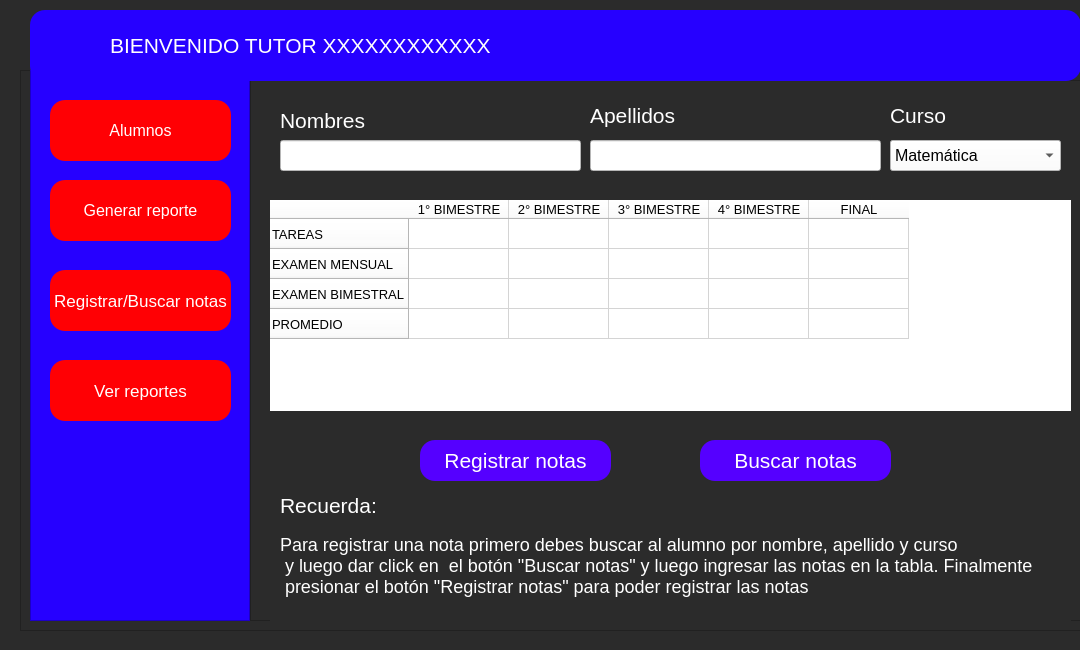
Before: the Qt Designer form entrar_tutor.ui in Giavic/Taller_de_software_TF, drawn with Qt 5.
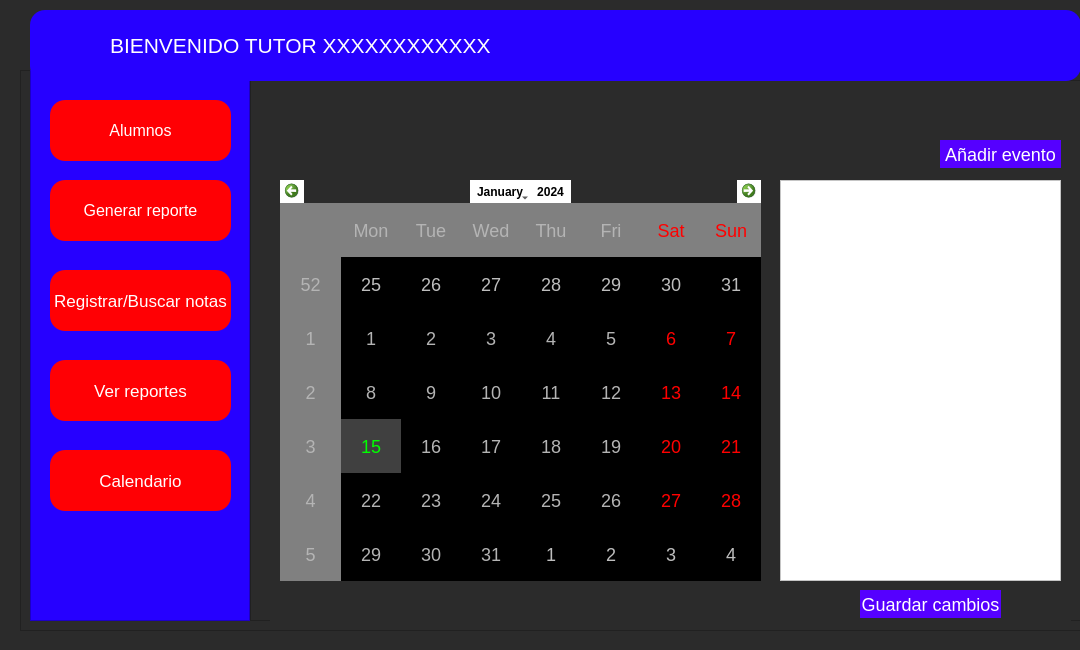
After: the same form once the commit is applied. Icons and pictures are not drawn.

Commit message: se agregó calendario

What changed in the file:
```diff
--- a/entrar_tutor.ui
+++ b/entrar_tutor.ui
@@ -292,6 +292,42 @@
       <string>Ver reportes</string>
      </property>
     </widget>
+    <widget class="QPushButton" name="pushButton_10">
+     <property name="geometry">
+      <rect>
+       <x>20</x>
+       <y>390</y>
+       <width>181</width>
+       <height>61</height>
+      </rect>
+     </property>
+     <property name="styleSheet">
+      <string notr="true">QFrame{
+background-color: rgb(0, 255, 234);
+	
+}
+
+QPushButton{
+background-color: rgb(255, 0, 4);
+color: rgb(255, 255, 255);
+border-radius:15px;
+font: 12pt;
+}
+
+QPushButton:hover{
+background-color: rgb(255, 255, 255);
+color:rgb(0, 0, 0);
+border-radius:15px;
+}
+
+QPushButton{
+font:17px;
+}</string>
+     </property>
+     <property name="text">
+      <string>Calendario</string>
+     </property>
+    </widget>
    </widget>
    <widget class="QFrame" name="frame_4">
     <property name="geometry">
@@ -337,7 +373,7 @@
       </rect>
      </property>
      <property name="currentIndex">
-      <number>2</number>
+      <number>4</number>
      </property>
      <widget class="QWidget" name="page">
       <widget class="QTableWidget" name="tableWidget">
@@ -870,6 +906,114 @@
        </column>
       </widget>
      </widget>
+     <widget class="QWidget" name="page_5">
+      <property name="styleSheet">
+       <string notr="true">QPushButton{
+background-color: rgb(85, 0, 255);
+border-radius:20px;
+}
+QPushButton:hover{
+background-color: rgb(85, 170, 255);
+border-radius:20px;
+}
+</string>
+      </property>
+      <widget class="QCalendarWidget" name="calendarWidget">
+       <property name="geometry">
+        <rect>
+         <x>10</x>
+         <y>80</y>
+         <width>481</width>
+         <height>401</height>
+        </rect>
+       </property>
+       <property name="styleSheet">
+        <string notr="true">QCalendarWidget QToolButton {
+	color: rgb(0, 0, 0);
+  	font-size: 12px;
+  	background-color:rgb(255, 255, 255);
+  }
+
+
+QCalendarWidget QWidget { alternate-background-color: rgb(128, 128, 128); }
+
+QCalendarWidget QAbstractItemView:enabled 
+  {
+  	font-size:18px;  
+  	color: rgb(180, 180, 180);  
+  	background-color: black;  
+  	selection-background-color: rgb(64, 64, 64); 
+  	selection-color: rgb(0, 255, 0); 
+  }</string>
+       </property>
+      </widget>
+      <widget class="QListWidget" name="listWidget">
+       <property name="geometry">
+        <rect>
+         <x>510</x>
+         <y>80</y>
+         <width>281</width>
+         <height>401</height>
+        </rect>
+       </property>
+       <property name="styleSheet">
+        <string notr="true">background-color: rgb(255, 255, 255);
+color: rgb(0, 0, 0);</string>
+       </property>
+      </widget>
+      <widget class="QPushButton" name="pushButton_11">
+       <property name="geometry">
+        <rect>
+         <x>670</x>
+         <y>40</y>
+         <width>121</width>
+         <height>28</height>
+        </rect>
+       </property>
+       <property name="styleSheet">
+        <string notr="true">QPushButton{
+background-color: rgb(85, 0, 255);
+border-radius:20px;
+font:18px;
+}
+QPushButton:hover{
+background-color: rgb(85, 170, 255);
+border-radius:20px;
+font:18px;
+}
+</string>
+       </property>
+       <property name="text">
+        <string>Añadir evento</string>
+       </property>
+      </widget>
+      <widget class="QPushButton" name="pushButton_12">
+       <property name="geometry">
+        <rect>
+         <x>590</x>
+         <y>490</y>
+         <width>141</width>
+         <height>28</height>
+        </rect>
+       </property>
+       <property name="styleSheet">
+        <string notr="true">QPushButton{
+background-color: rgb(85, 0, 255);
+border-radius:20px;
+font:18px;
+}
+QPushButton:hover{
+background-color: rgb(85, 170, 255);
+border-radius:20px;
+font:18px;
+}
+</string>
+       </property>
+       <property name="text">
+        <string>Guardar cambios</string>
+       </property>
+      </widget>
+     </widget>
     </widget>
    </widget>
   </widget>
```
The commit also changes 2 other files.
